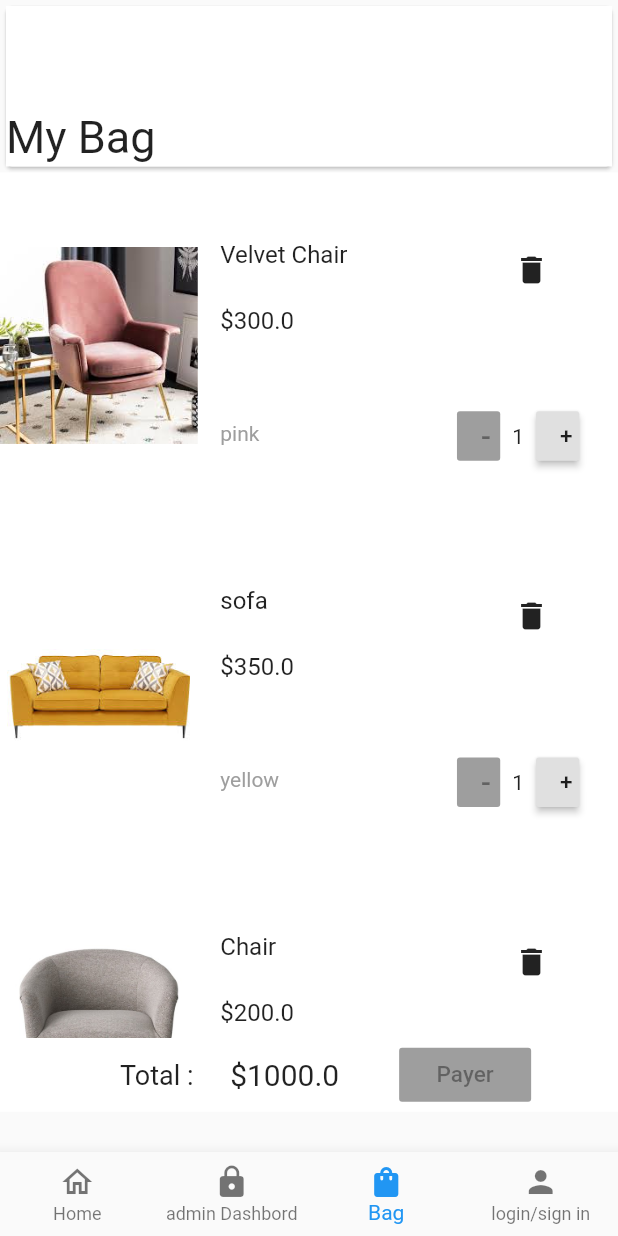
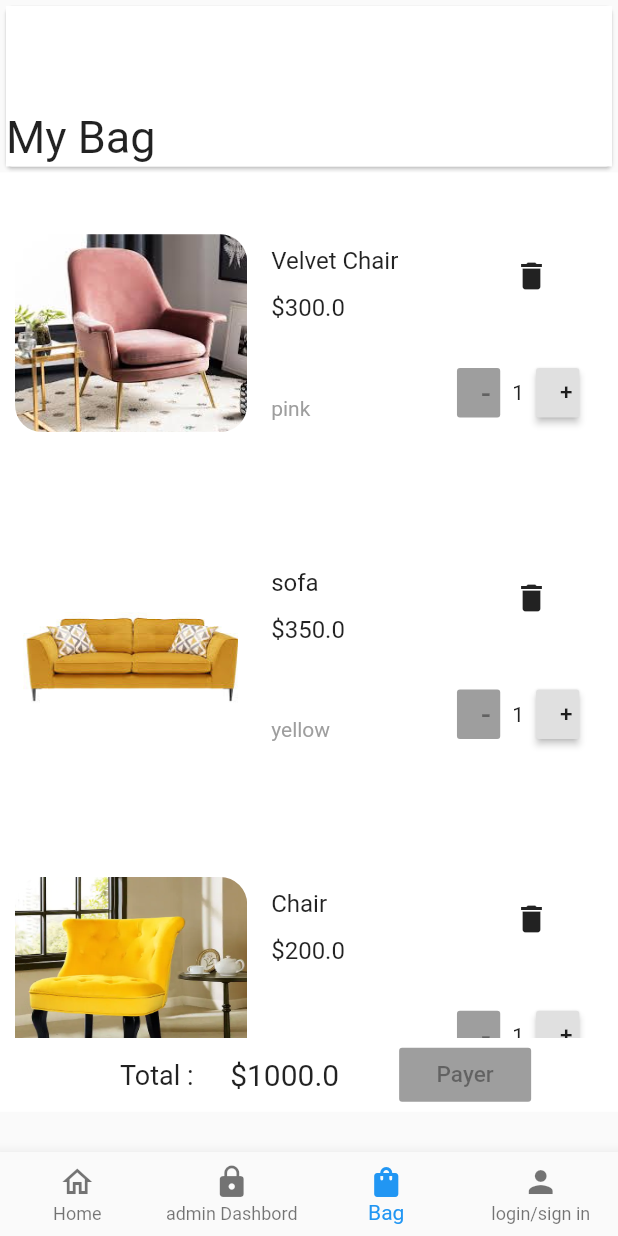
Before and after one commit to ghassenWalha/flutter-ecommerce-project, a Flutter app: the screen it shows after launch, swiped to page 3, on a phone screen of 412 x 824 dp. Run offline on Flutter 3.47's test engine with Material 2 defaults, Android fonts, the phone set to English and light mode, and no system bars; network calls fail.

Commit message:
SearchItem

```diff
--- a/lib/fixtures/fixture.dart
+++ b/lib/fixtures/fixture.dart
@@ -15,9 +15,9 @@ List<Map<String, dynamic>> bagList = [
     'quantity': 1,
   },
   {
-    'imageUrl': 'assets/images/chair.jpg',
+    'imageUrl': 'assets/images/5.jpg',
     'price': 200.00,
-    'color': 'Grey',
+    'color': 'yellow',
     'name': 'Chair',
     'quantity': 1,
   },
--- a/lib/views/screens/bag_screen.dart
+++ b/lib/views/screens/bag_screen.dart
@@ -7,7 +7,7 @@ class BagScreen extends StatelessWidget {
   Widget build(BuildContext context) {
     return Scaffold(
       body: Container(
-        height: MediaQuery.of(context).size.height,
+        //height: MediaQuery.of(context).size.height,
         width: double.infinity,
         child: Column(children: [
           BagTitle(),
--- a/lib/views/widgets/bag_item.dart
+++ b/lib/views/widgets/bag_item.dart
@@ -41,34 +41,39 @@ class BagItemState extends State<BagItem> {
   @override
   Widget build(BuildContext context) {
     return Container(
-      height: MediaQuery.of(context).size.height * 0.25,
+      height: MediaQuery.of(context).size.height * 0.22,
       margin: EdgeInsets.only(
-          top: MediaQuery.of(context).size.width * 0.03,
-          bottom: MediaQuery.of(context).size.width * 0.03),
+          top: MediaQuery.of(context).size.width * 0.04,
+          bottom: MediaQuery.of(context).size.width * 0.04),
       child: Row(children: [
         //The picture of the product
-        Expanded(
-          child: Container(
-              width: MediaQuery.of(context).size.width * 0.4,
-              height: MediaQuery.of(context).size.height * 0.3,
-              decoration: BoxDecoration(
-                  borderRadius: BorderRadius.circular(18),
-                  image: DecorationImage(
-                      image: new AssetImage(widget.imageUrl),
-                      fit: BoxFit.contain))),
+        Container(
+          width: MediaQuery.of(context).size.width * 0.4,
+          padding: EdgeInsets.only(left: 10),
+          height: MediaQuery.of(context).size.height * 0.16,
+          child: ClipRRect(
+              borderRadius: BorderRadius.circular(18),
+              child: Image(
+                fit: BoxFit.fill,
+                width: MediaQuery.of(context).size.width * 0.36,
+                //height: MediaQuery.of(context).size.height * 0.4,
+                image: new AssetImage(
+                  widget.imageUrl,
+                ),
+              )),
         ),
         //Name,Price and the Color of the Product
         Container(
-          width: MediaQuery.of(context).size.width * 0.4,
-          padding: EdgeInsets.only(left: 15),
+          width: MediaQuery.of(context).size.width * 0.32,
+          padding: EdgeInsets.only(left: 16),
           child:
               Column(crossAxisAlignment: CrossAxisAlignment.start, children: [
             SizedBox(height: MediaQuery.of(context).size.height * 0.04),
             Text(widget.name, style: TextStyle(fontSize: 16)),
-            SizedBox(height: MediaQuery.of(context).size.height * 0.03),
+            SizedBox(height: MediaQuery.of(context).size.height * 0.015),
             Text('\$' + widget.price.toString(),
                 style: TextStyle(fontSize: 16)),
-            SizedBox(height: MediaQuery.of(context).size.height * 0.07),
+            SizedBox(height: MediaQuery.of(context).size.height * 0.06),
             Text(widget.color,
                 style: TextStyle(
                   color: Colors.grey,
@@ -87,7 +92,7 @@ class BagItemState extends State<BagItem> {
                   widget.remove(widget.index);
                 },
               ),
-              SizedBox(height: MediaQuery.of(context).size.height * 0.07),
+              SizedBox(height: MediaQuery.of(context).size.height * 0.03),
               ItemCounter(widget.addQuantity, widget.quantity,
                   widget.substractQuantity), //ItemCounter
             ],
```
Also changed, not shown: lib/views/screens/admin_screen.dart (+4 -4 lines), lib/views/widgets/search_item.dart (+14 -5 lines), flutter_01.png (added).
